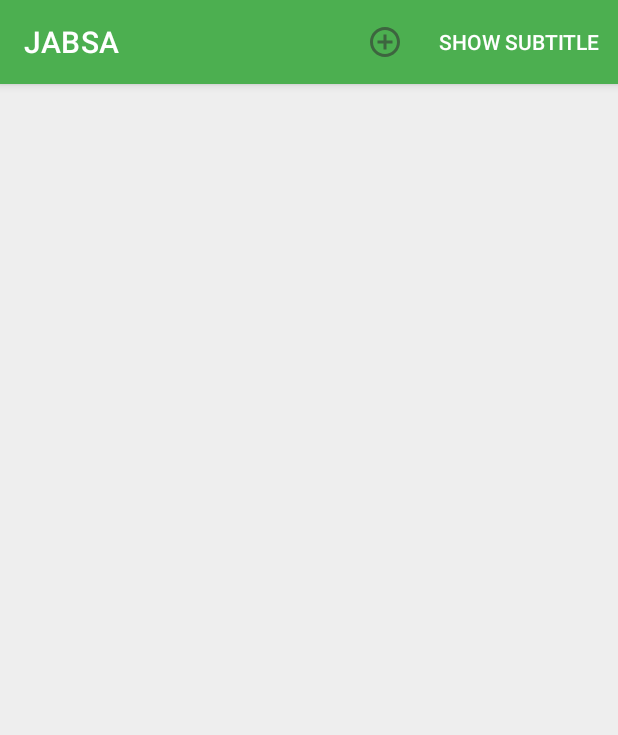
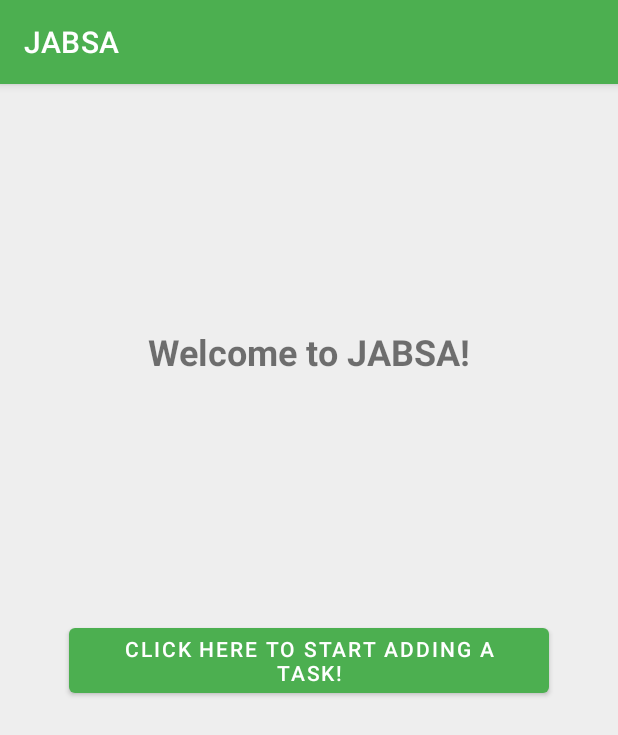
Before and after one commit to SWFBD/JABSA, an Android app: the screen it shows after launch (TareaListActivity before the commit, PantallaBienvenida after it), on a phone screen of 412 x 824 dp. Shown: the top 735 px of the screen. Run offline under Robolectric (Android 15) with nearby library versions, the phone set to English and light mode, and no system bars.

Commit message:
09/04/2023

```diff
--- /dev/null
+++ b/app/src/main/java/com/example/jabsa/PantallaBienvenida.java
@@ -0,0 +1,27 @@
+package com.example.jabsa;
+
+import androidx.appcompat.app.AppCompatActivity;
+
+import android.app.ListActivity;
+import android.content.Intent;
+import android.os.Bundle;
+import android.view.View;
+import android.widget.Button;
+
+public class PantallaBienvenida extends AppCompatActivity {
+
+    @Override
+    protected void onCreate(Bundle savedInstanceState) {
+        super.onCreate(savedInstanceState);
+        setContentView(R.layout.activity_pantalla_bienvenida);
+
+        Button btnNextActivity = findViewById(R.id.btnNextActivity);
+        btnNextActivity.setOnClickListener(new View.OnClickListener() {
+            @Override
+            public void onClick(View v) {
+                Intent intent = new Intent(PantallaBienvenida.this, TareaListActivity.class);
+                startActivity(intent);
+            }
+        });
+    }
+}
--- /dev/null
+++ b/app/src/main/res/layout/activity_pantalla_bienvenida.xml
@@ -0,0 +1,34 @@
+<?xml version="1.0" encoding="utf-8"?>
+<androidx.constraintlayout.widget.ConstraintLayout xmlns:android="http://schemas.android.com/apk/res/android"
+    xmlns:app="http://schemas.android.com/apk/res-auto"
+    xmlns:tools="http://schemas.android.com/tools"
+    android:layout_width="match_parent"
+    android:layout_height="match_parent"
+    tools:context=".PantallaBienvenida">
+
+    <TextView
+        android:id="@+id/tvWelcome"
+        android:layout_width="wrap_content"
+        android:layout_height="wrap_content"
+        android:text="@string/bienvenida_jabsa"
+        android:textSize="24sp"
+        android:textStyle="bold"
+        app:layout_constraintBottom_toTopOf="@+id/btnNextActivity"
+        app:layout_constraintEnd_toEndOf="parent"
+        app:layout_constraintStart_toStartOf="parent"
+        app:layout_constraintTop_toTopOf="parent"
+        app:layout_constraintVertical_bias="0.5" />
+
+    <Button
+        android:id="@+id/btnNextActivity"
+        android:layout_width="wrap_content"
+        android:layout_height="wrap_content"
+        android:text="@string/comenzar_jabsa"
+        app:layout_constraintBottom_toBottomOf="parent"
+        app:layout_constraintEnd_toEndOf="parent"
+        app:layout_constraintStart_toStartOf="parent"
+        app:layout_constraintTop_toTopOf="parent"
+        tools:ignore="MissingConstraints" />
+
+
+</androidx.constraintlayout.widget.ConstraintLayout>
--- /dev/null
+++ b/app/src/main/res/values-sw600dp/refs.xml
@@ -0,0 +1,2 @@
+<?xml version="1.0" encoding="utf-8"?>
+<resources></resources>
--- a/app/src/main/res/values/strings.xml
+++ b/app/src/main/res/values/strings.xml
@@ -1,3 +1,4 @@
+<?xml version="1.0" encoding="utf-8"?>
 <resources>
     <string name="app_name">JABSA</string>
     <string name="tarea_title_label">Title</string>
@@ -21,4 +22,6 @@
     <string name="categoria_añadir">Add category</string>
     <string name="categoria_borrar">Delete category</string>
     <string name="activar_alarma">Set Alarm</string>
+    <string name="comenzar_jabsa">Click here to start adding a task!</string>
+    <string name="bienvenida_jabsa">Welcome to JABSA!</string>
 </resources>
```
Also changed, not shown: app/src/main/AndroidManifest.xml (+30 -23 lines), 1 other file.
